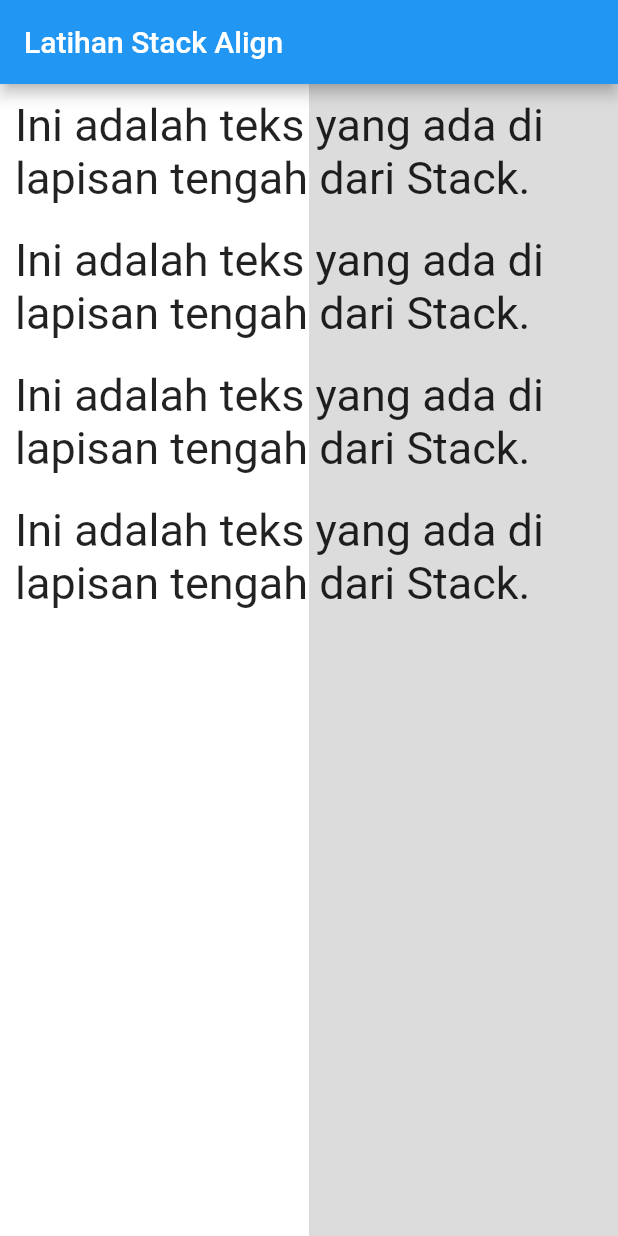
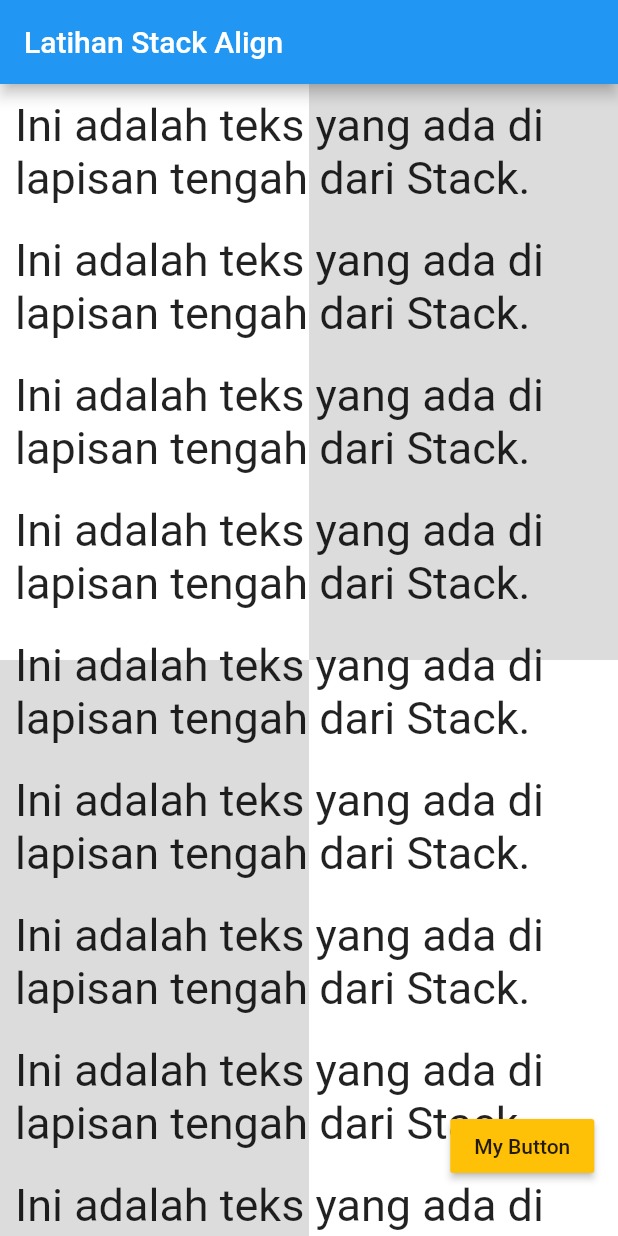
Before and after one commit to Rillwz/latihan_stack_align, a Flutter app: the screen it shows after launch, on a phone screen of 412 x 824 dp. Run offline on Flutter 3.47's test engine with Material 2 defaults, Android fonts, the phone set to English and light mode, and no system bars.

Commit message:
latihan stack align

```diff
--- a/lib/main.dart
+++ b/lib/main.dart
@@ -45,13 +45,13 @@ class MyApp extends StatelessWidget {
                       Flexible(
                         flex: 1,
                         child: Container(
-                          color: Colors.white,
+                          color: Colors.black12,
                         ),
                       ),
                       Flexible(
                         flex: 1,
                         child: Container(
-                          color: Colors.black12,
+                          color: Colors.white,
                         ),
                       )
                     ],
@@ -99,10 +99,63 @@ class MyApp extends StatelessWidget {
                           fontSize: 30,
                         ),
                       ),
+                    ),
+                    Container(
+                      margin: EdgeInsets.all(10),
+                      child: Text(
+                        'Ini adalah teks yang ada di lapisan tengah dari Stack.',
+                        style: TextStyle(
+                          fontSize: 30,
+                        ),
+                      ),
+                    ),
+                    Container(
+                      margin: EdgeInsets.all(10),
+                      child: Text(
+                        'Ini adalah teks yang ada di lapisan tengah dari Stack.',
+                        style: TextStyle(
+                          fontSize: 30,
+                        ),
+                      ),
+                    ),
+                    Container(
+                      margin: EdgeInsets.all(10),
+                      child: Text(
+                        'Ini adalah teks yang ada di lapisan tengah dari Stack.',
+                        style: TextStyle(
+                          fontSize: 30,
+                        ),
+                      ),
+                    ),
+                    Container(
+                      margin: EdgeInsets.all(10),
+                      child: Text(
+                        'Ini adalah teks yang ada di lapisan tengah dari Stack.',
+                        style: TextStyle(
+                          fontSize: 30,
+                        ),
+                      ),
+                    ),
+                    Container(
+                      margin: EdgeInsets.all(10),
+                      child: Text(
+                        'Ini adalah teks yang ada di lapisan tengah dari Stack.',
+                        style: TextStyle(
+                          fontSize: 30,
+                        ),
+                      ),
                     )
                   ],
                 )
               ],
+            ),
+            Align(
+              alignment: Alignment(0.9, 0.9),
+              child: RaisedButton(
+                child: Text('My Button'),
+                color: Colors.amber,
+                onPressed: () {},
+              ),
             )
             // button di tengah bawah
           ],
```
